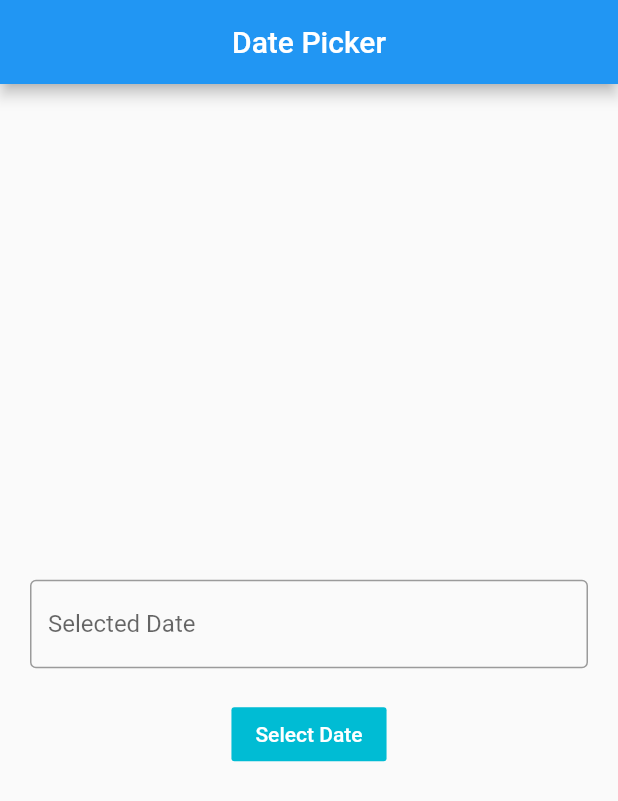
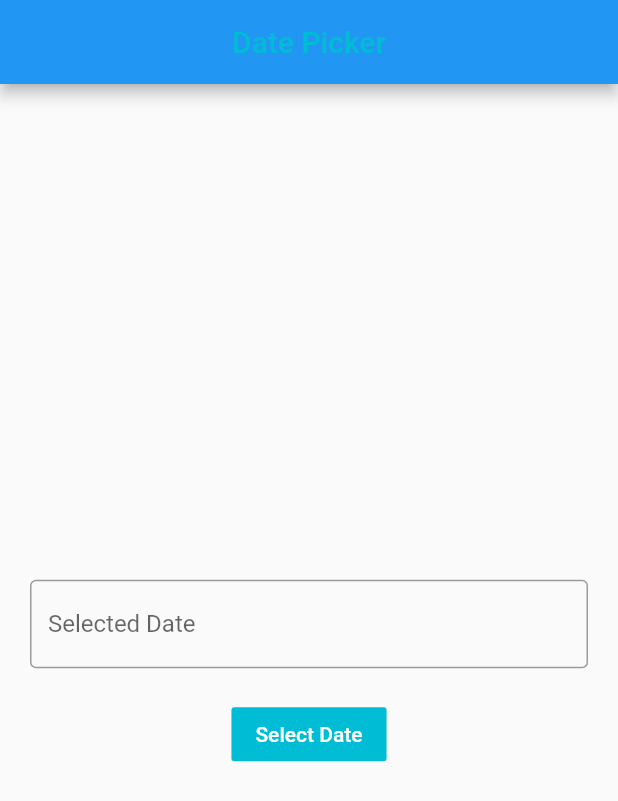
Before and after one commit to nayanmeher/date_range_picker_test, a Flutter app: the screen it shows after launch, on a phone screen of 412 x 824 dp. Shown: the top 801 px of the screen. Run offline on Flutter 3.47's test engine with Material 2 defaults, Android fonts, the phone set to English and light mode, and no system bars; our stand-ins replace syncfusion_flutter_datepicker.

Commit message:
modified the app bar text style.

```diff
--- a/lib/main.dart
+++ b/lib/main.dart
@@ -17,7 +17,7 @@ class _MyDatePickerAppState extends State<MyDatePickerApp> {
   Widget build(BuildContext context) {
     return Scaffold(
       appBar: AppBar(
-        title: Text('Date Picker'),
+        title: Text('Date Picker', style: TextStyle(color: Colors.cyan),),
         centerTitle: true,
       ),
       body: Center(
```
